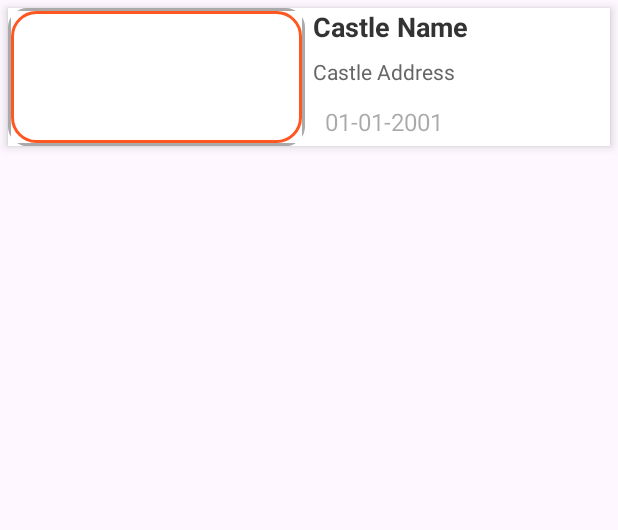
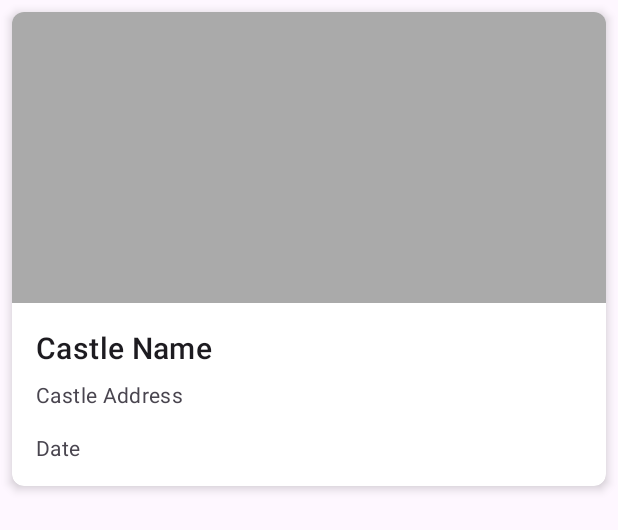
Before and after one commit to bouslamaft/OldCastelLoversApp, an Android app: the layout display_entries.xml on its own in the app's theme, with its tools: preview values and no code run, on a phone screen of 412 x 824 dp. Shown: the top 530 px of the screen. Run offline under Robolectric (Android 15) with nearby library versions, the light colour scheme and no system bars.

Commit message:
New version of diary entries view

```diff
--- a/app/src/main/java/com/example/oldcastellovers/UI/adapters/DiaryEntryAdapter.java
+++ b/app/src/main/java/com/example/oldcastellovers/UI/adapters/DiaryEntryAdapter.java
@@ -47,7 +47,11 @@ public class DiaryEntryAdapter extends RecyclerView.Adapter<DiaryEntryAdapter.Vi
 
         // Load image using Glide
         String imagePath = entry.getMediaPath().get(0); // Assuming the first element is the image path
-        Glide.with(context).load(imagePath).into(holder.photoImageView);
+        Glide.with(context)
+                .load(imagePath)
+                .placeholder(R.drawable.homecastlepic) // Replace with your placeholder image
+                .into(holder.photoImageView);
+
     }
 
     @Override
--- a/app/src/main/res/layout/display_entries.xml
+++ b/app/src/main/res/layout/display_entries.xml
@@ -1,92 +1,64 @@
 <androidx.cardview.widget.CardView
+    android:id="@+id/card"
     xmlns:android="http://schemas.android.com/apk/res/android"
     xmlns:app="http://schemas.android.com/apk/res-auto"
-    xmlns:tools="http://schemas.android.com/tools"
     android:layout_width="match_parent"
     android:layout_height="wrap_content"
-    app:cardCornerRadius="0dp"
-    app:cardElevation="4dp"
-    app:cardUseCompatPadding="false"
-    android:layout_margin="5dp"
-    android:background="@drawable/border_background"
-    >
+    android:layout_margin="8dp"
+    app:cardCornerRadius="8dp"
+    app:cardElevation="4dp">
 
     <LinearLayout
         android:layout_width="match_parent"
         android:layout_height="wrap_content"
-        android:orientation="horizontal"
-        android:padding="0dp">
+        android:orientation="vertical">
 
-        <!-- Vertical LinearLayout for Image on the left side -->
-        <LinearLayout
-            android:layout_width="0dp"
-            android:layout_weight="1"
-            android:layout_height="match_parent"
-            android:orientation="horizontal"
-            android:padding="2dp"
-            android:background="@drawable/border_background">
-
+        <!-- Media -->
         <ImageView
             android:id="@+id/photoImageView"
             android:layout_width="match_parent"
-                android:layout_height="match_parent"
+            android:layout_height="194dp"
             android:scaleType="centerCrop"
-                android:layout_marginEnd="0dp"
-                android:background="@drawable/photo_border"
-                android:padding="0dp"
-                app:cardCornerRadius="16dp"/>
-
-        </LinearLayout>
-
-
-        <!-- Vertical LinearLayout for TextViews on the right side -->
+            android:contentDescription="Photo view"
+            android:background="@android:color/darker_gray"
+            android:outlineProvider="background"
+            android:clipToOutline="true"
+            />
         <LinearLayout
-            android:layout_width="0dp"
+            android:layout_width="match_parent"
             android:layout_height="wrap_content"
             android:orientation="vertical"
-            android:layout_weight="1"
-            android:layout_marginLeft="5dp">
+            android:padding="16dp">
 
-            <!-- TextViews to display castleDTO details -->
+            <!-- Title, secondary and supporting text -->
             <TextView
                 android:id="@+id/nameTextView"
-                android:layout_width="match_parent"
+                android:layout_width="wrap_content"
                 android:layout_height="wrap_content"
                 android:text="Castle Name"
-                android:textSize="18sp"
-                android:textStyle="bold"
-                android:layout_marginBottom="8dp"
-                android:textColor="#333333" />
-
+                android:textAppearance="?attr/textAppearanceHeadline6"
+                />
             <TextView
                 android:id="@+id/addressTextView"
-                android:layout_width="match_parent"
-                android:layout_height="wrap_content"
-                android:text="Castle Address"
-                android:textSize="14sp"
-                android:layout_marginBottom="8dp"
-                android:textColor="#666666" />
-
-            <!-- Rating stars and rating number -->
-            <LinearLayout
                 android:layout_width="wrap_content"
                 android:layout_height="wrap_content"
-                android:orientation="horizontal"
                 android:layout_marginTop="8dp"
-                android:layout_marginBottom="5dp">
-
+                android:text="Castle Address"
+                android:textAppearance="?attr/textAppearanceBody2"
+                android:textColor="?android:attr/textColorSecondary"
+                />
             <TextView
                 android:id="@+id/entryDate"
                 android:layout_width="wrap_content"
                 android:layout_height="wrap_content"
-                    android:hint="01-01-2001"
-                    android:layout_marginTop="-3dp"
-                    android:textSize="16sp"
-                    android:layout_marginStart="8dp"
-                    android:textColor="#333333" />
+                android:layout_marginTop="16dp"
+                android:text="Date"
+                android:textAppearance="?attr/textAppearanceBody2"
+                android:textColor="?android:attr/textColorSecondary"
+                />
+
         </LinearLayout>
 
+    </LinearLayout>
 
-        </LinearLayout>
-    </LinearLayout>
 </androidx.cardview.widget.CardView>
```
Lines whose indentation alone changed are shown as unchanged.
